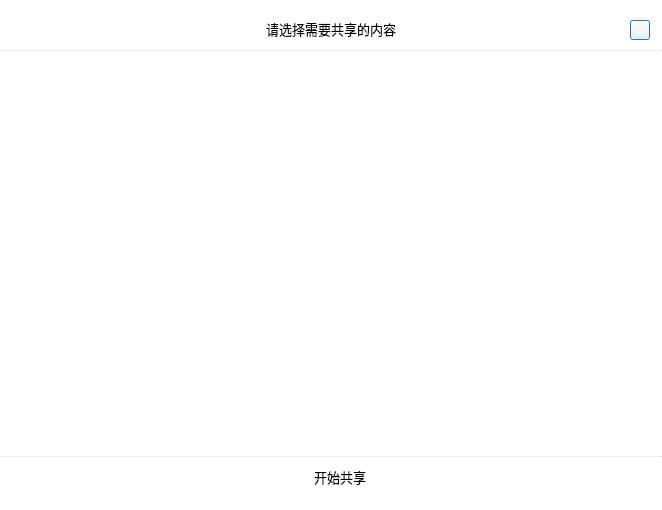
Old version of the form src/agora_edu_demo/ui/AgoraSelectShareDlg.ui in the repository AgoraIO-Usecase/AgoraDualTeacher.
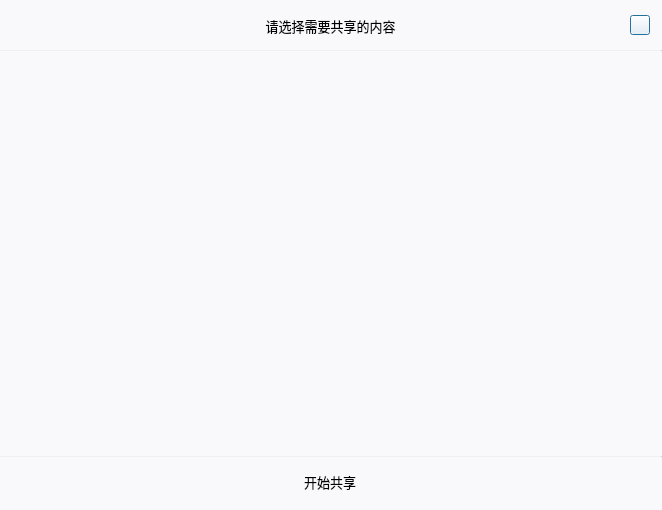
New version of the form. Icons and pictures are not drawn.

Patch:
```diff
--- a/src/agora_edu_demo/ui/AgoraSelectShareDlg.ui
+++ b/src/agora_edu_demo/ui/AgoraSelectShareDlg.ui
@@ -17,16 +17,15 @@
    <enum>Qt::LeftToRight</enum>
   </property>
   <property name="styleSheet">
-   <string notr="true">background-color: rgb(255, 255, 255);
-</string>
+   <string notr="true">background-color: #F9F9FC;</string>
   </property>
   <widget class="QLabel" name="label">
    <property name="geometry">
     <rect>
-     <x>10</x>
-     <y>9</y>
-     <width>642</width>
-     <height>40</height>
+     <x>0</x>
+     <y>0</y>
+     <width>661</width>
+     <height>51</height>
     </rect>
    </property>
    <property name="font">
@@ -39,7 +38,7 @@
     </font>
    </property>
    <property name="styleSheet">
-    <string notr="true"/>
+    <string notr="true">background-color: #F9F9FC;</string>
    </property>
    <property name="text">
     <string>请选择需要共享的内容</string>
@@ -186,8 +185,8 @@
   <widget class="QPushButton" name="applyButton">
    <property name="geometry">
     <rect>
-     <x>280</x>
-     <y>460</y>
+     <x>270</x>
+     <y>465</y>
      <width>120</width>
      <height>34</height>
     </rect>
@@ -296,7 +295,7 @@
    <property name="geometry">
     <rect>
      <x>630</x>
-     <y>20</y>
+     <y>15</y>
      <width>20</width>
      <height>20</height>
     </rect>
```
